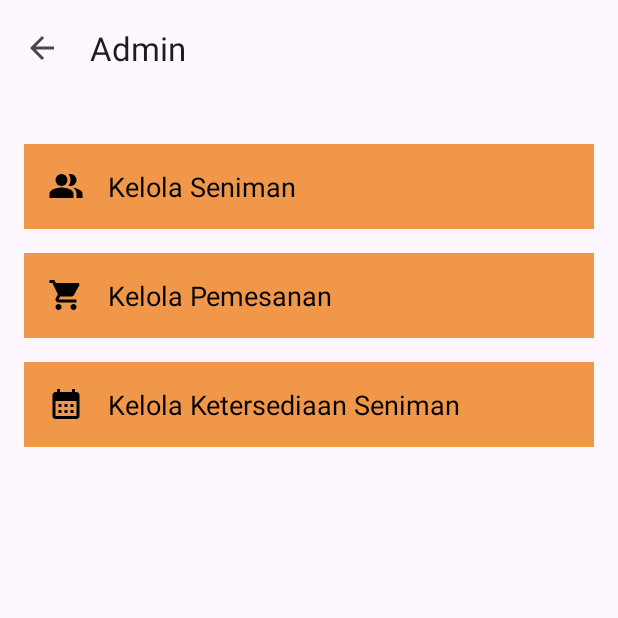
After one commit to rayspyros/wardani, an Android app: the AdminActivity screen opened directly, with no data from a screen before it, on a phone screen of 412 x 824 dp, the top half of it. The commit adds this screen. Run offline under Robolectric (Android 15) with nearby library versions, the phone set to English and light mode, and no system bars.

Commit message:
finished project

```diff
--- /dev/null
+++ b/app/src/main/java/com/example/wardani/activities/AdminActivity.java
@@ -0,0 +1,45 @@
+package com.example.wardani.activities;
+
+import androidx.appcompat.app.AppCompatActivity;
+import androidx.appcompat.widget.Toolbar;
+
+import android.content.Intent;
+import android.os.Bundle;
+import android.view.View;
+import android.widget.LinearLayout;
+
+import com.example.wardani.R;
+
+public class AdminActivity extends AppCompatActivity {
+
+    @Override
+    protected void onCreate(Bundle savedInstanceState) {
+        super.onCreate(savedInstanceState);
+        setContentView(R.layout.activity_admin);
+
+        Toolbar toolbar = findViewById(R.id.admin_toolbar);
+        setSupportActionBar(toolbar);
+        getSupportActionBar().setDisplayHomeAsUpEnabled(true);
+
+        toolbar.setNavigationOnClickListener(new View.OnClickListener() {
+            @Override
+            public void onClick(View view) {
+                finish();
+            }
+        });
+
+        // Find the LinearLayout for "Kelola Seniman" menu
+        LinearLayout kelolaSenimanLayout = findViewById(R.id.kelola_seniman);
+
+        // Set click listener for "Kelola Seniman" menu
+        kelolaSenimanLayout.setOnClickListener(new View.OnClickListener() {
+            @Override
+            public void onClick(View v) {
+                // Create Intent to open AdminKelolaSenimanActivity
+                Intent intent = new Intent(AdminActivity.this, AdminKelolaSenimanActivity.class);
+                // Start new activity
+                startActivity(intent);
+            }
+        });
+    }
+}
--- a/app/src/main/java/com/example/wardani/activities/HistoryActivity.java
+++ b/app/src/main/java/com/example/wardani/activities/HistoryActivity.java
@@ -41,9 +41,10 @@ public class HistoryActivity extends AppCompatActivity {
         super.onCreate(savedInstanceState);
         setContentView(R.layout.activity_history);
 
-        toolbar = findViewById(R.id.history_toolbar);
         auth = FirebaseAuth.getInstance();
         firestore = FirebaseFirestore.getInstance();
+
+        toolbar = findViewById(R.id.history_toolbar);
         setSupportActionBar(toolbar);
         getSupportActionBar().setDisplayHomeAsUpEnabled(true);
 
--- a/app/src/main/java/com/example/wardani/activities/MainActivity.java
+++ b/app/src/main/java/com/example/wardani/activities/MainActivity.java
@@ -76,10 +76,9 @@ public class MainActivity extends AppCompatActivity {
             startActivity(new Intent(MainActivity.this, HistoryActivity.class));
         } else if (id == R.id.menu_hubungi_kami) {
             startActivity(new Intent(MainActivity.this, ContactUsActivity.class));
+        } else if (id == R.id.menu_admin) {
+            startActivity(new Intent(MainActivity.this, AdminActivity.class));
         }
-//        else if (id == R.id.menu_admin) {
-//            startActivity(new Intent(MainActivity.this, AdminActivity.class));
-//        }
         return true;
     }
 
--- /dev/null
+++ b/app/src/main/res/drawable/ic_cart.xml
@@ -0,0 +1,5 @@
+<vector android:height="24dp" android:tint="#000000"
+    android:viewportHeight="24" android:viewportWidth="24"
+    android:width="24dp" xmlns:android="http://schemas.android.com/apk/res/android">
+    <path android:fillColor="@android:color/white" android:pathData="M7,18c-1.1,0 -1.99,0.9 -1.99,2S5.9,22 7,22s2,-0.9 2,-2 -0.9,-2 -2,-2zM1,2v2h2l3.6,7.59 -1.35,2.45c-0.16,0.28 -0.25,0.61 -0.25,0.96 0,1.1 0.9,2 2,2h12v-2L7.42,15c-0.14,0 -0.25,-0.11 -0.25,-0.25l0.03,-0.12 0.9,-1.63h7.45c0.75,0 1.41,-0.41 1.75,-1.03l3.58,-6.49c0.08,-0.14 0.12,-0.31 0.12,-0.48 0,-0.55 -0.45,-1 -1,-1L5.21,4l-0.94,-2L1,2zM17,18c-1.1,0 -1.99,0.9 -1.99,2s0.89,2 1.99,2 2,-0.9 2,-2 -0.9,-2 -2,-2z"/>
+</vector>
--- /dev/null
+++ b/app/src/main/res/drawable/ic_seniman.xml
@@ -0,0 +1,12 @@
+<vector android:height="24dp" android:tint="#000000"
+    android:viewportHeight="24" android:viewportWidth="24"
+    android:width="24dp" xmlns:android="http://schemas.android.com/apk/res/android">
+    <path android:fillColor="@android:color/white"
+        android:fillType="evenOdd" android:pathData="M16.67,13.13C18.04,14.06 19,15.32 19,17v3h4v-3C23,14.82 19.43,13.53 16.67,13.13z"/>
+    <path android:fillColor="@android:color/white"
+        android:fillType="evenOdd" android:pathData="M9,8m-4,0a4,4 0,1 1,8 0a4,4 0,1 1,-8 0"/>
+    <path android:fillColor="@android:color/white"
+        android:fillType="evenOdd" android:pathData="M15,12c2.21,0 4,-1.79 4,-4c0,-2.21 -1.79,-4 -4,-4c-0.47,0 -0.91,0.1 -1.33,0.24C14.5,5.27 15,6.58 15,8s-0.5,2.73 -1.33,3.76C14.09,11.9 14.53,12 15,12z"/>
+    <path android:fillColor="@android:color/white"
+        android:fillType="evenOdd" android:pathData="M9,13c-2.67,0 -8,1.34 -8,4v3h16v-3C17,14.34 11.67,13 9,13z"/>
+</vector>
--- /dev/null
+++ b/app/src/main/res/layout/activity_admin.xml
@@ -0,0 +1,105 @@
+<?xml version="1.0" encoding="utf-8"?>
+<RelativeLayout xmlns:android="http://schemas.android.com/apk/res/android"
+    xmlns:tools="http://schemas.android.com/tools"
+    android:layout_width="match_parent"
+    android:layout_height="match_parent"
+    xmlns:app="http://schemas.android.com/apk/res-auto"
+    tools:context=".activities.AdminActivity">
+
+    <!-- Toolbar -->
+    <androidx.appcompat.widget.Toolbar
+        android:id="@+id/admin_toolbar"
+        android:layout_width="match_parent"
+        android:layout_height="wrap_content"
+        app:layout_constraintEnd_toEndOf="parent"
+        app:layout_constraintStart_toStartOf="parent"
+        app:layout_constraintTop_toTopOf="parent"
+        app:title="Admin"/>
+
+    <!-- Content Area -->
+    <RelativeLayout
+        android:layout_width="match_parent"
+        android:layout_height="match_parent"
+        android:layout_below="@id/admin_toolbar"
+        android:padding="16dp">
+
+        <!-- Menu Kelola Seniman -->
+        <LinearLayout
+            android:id="@+id/kelola_seniman"
+            android:layout_width="match_parent"
+            android:layout_height="wrap_content"
+            android:orientation="horizontal"
+            android:background="@color/background"
+            android:padding="16dp"
+            android:layout_marginTop="16dp">
+
+            <ImageView
+                android:layout_width="wrap_content"
+                android:layout_height="wrap_content"
+                android:src="@drawable/ic_seniman"
+                android:layout_gravity="center_vertical"
+                android:layout_marginEnd="16dp"/>
+
+            <TextView
+                android:layout_width="wrap_content"
+                android:layout_height="wrap_content"
+                android:text="Kelola Seniman"
+                android:textSize="18sp"
+                android:textColor="@android:color/black"/>
+        </LinearLayout>
+
+        <!-- Menu Kelola Pemesanan -->
+        <LinearLayout
+            android:id="@+id/kelola_pemesanan"
+            android:layout_width="match_parent"
+            android:layout_height="wrap_content"
+            android:orientation="horizontal"
+            android:background="@color/background"
+            android:padding="16dp"
+            android:layout_below="@id/kelola_seniman"
+            android:layout_marginTop="16dp">
+
+            <ImageView
+                android:layout_width="wrap_content"
+                android:layout_height="wrap_content"
+                android:src="@drawable/ic_cart"
+                android:layout_gravity="center_vertical"
+                android:layout_marginEnd="16dp"/>
+
+            <TextView
+                android:layout_width="wrap_content"
+                android:layout_height="wrap_content"
+                android:text="Kelola Pemesanan"
+                android:textSize="18sp"
+                android:textColor="@android:color/black"/>
+        </LinearLayout>
+
+        <!-- Menu Kelola Ketersediaan Seniman -->
+        <LinearLayout
+            android:id="@+id/kelola_ketersediaan"
+            android:layout_width="match_parent"
+            android:layout_height="wrap_content"
+            android:orientation="horizontal"
+            android:background="@color/background"
+            android:padding="16dp"
+            android:layout_below="@id/kelola_pemesanan"
+            android:layout_marginTop="16dp">
+
+            <ImageView
+                android:layout_width="wrap_content"
+                android:layout_height="wrap_content"
+                android:src="@drawable/ic_calendar"
+                android:layout_gravity="center_vertical"
+                android:layout_marginEnd="16dp"/>
+
+            <TextView
+                android:layout_width="wrap_content"
+                android:layout_height="wrap_content"
+                android:text="Kelola Ketersediaan Seniman"
+                android:textSize="18sp"
+                android:textColor="@android:color/black"/>
+        </LinearLayout>
+
+    </RelativeLayout>
+
+</RelativeLayout>
```
Also changed, not shown: app/src/main/AndroidManifest.xml (+9 -3 lines), app/src/main/java/com/example/wardani/activities/AdminKelolaSenimanActivity.java (added, +84 -0 lines), app/src/main/java/com/example/wardani/adapters/AdminKelolaSenimanAdapter.java (added, +68 -0 lines), app/src/main/java/com/example/wardani/models/AdminKelolaSenimanModel.java (added, +50 -0 lines), app/src/main/res/layout/activity_admin_kelola_seniman.xml (added, +51 -0 lines), app/src/main/res/layout/kelola_seniman_item.xml (added, +35 -0 lines), app/src/main/res/layout/popup_tambah_seniman.xml (added, +39 -0 lines).
